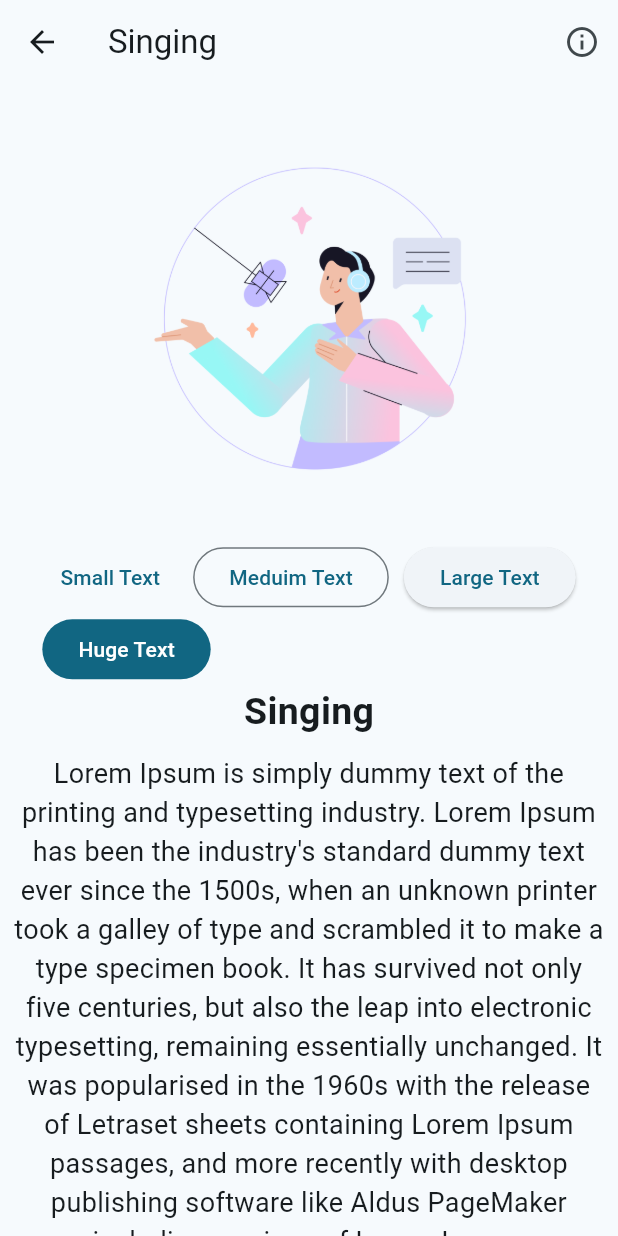
After one commit to themohitkhandal/flutter_app, a Flutter app: the screen it shows after launch, after a tap on "Singing", on a phone screen of 412 x 824 dp. The commit adds this screen. Run offline on Flutter 3.47's test engine with Material 2 defaults, Android fonts, the phone set to English and light mode, and no system bars.

Commit message:
setState used to chaege the fontsize and i button added

```diff
--- a/lib/core/constants.dart
+++ b/lib/core/constants.dart
@@ -2,3 +2,5 @@ const double kHeight5 = 5.0;
 const double kHeight10 = 10.0;
 const double kHeight20 = 20.0;
 const double kHeight40 = 40.0;
+
+const String description = 'Lorem Ipsum is simply dummy text of the printing and typesetting industry. Lorem Ipsum has been the industry\'s standard dummy text ever since the 1500s, when an unknown printer took a galley of type and scrambled it to make a type specimen book. It has survived not only five centuries, but also the leap into electronic typesetting, remaining essentially unchanged. It was popularised in the 1960s with the release of Letraset sheets containing Lorem Ipsum passages, and more recently with desktop publishing software like Aldus PageMaker including versions of Lorem Ipsum.';
--- /dev/null
+++ b/lib/pages/description_page.dart
@@ -0,0 +1,97 @@
+import 'package:flutter/material.dart';
+import 'package:flutter_app/class/card_class.dart';
+import 'package:flutter_app/core/constants.dart';
+
+class DescriptionPage extends StatefulWidget {
+  const DescriptionPage({super.key, required this.box});
+  final ItemClass box;
+
+  @override
+  State<DescriptionPage> createState() => _DescriptionPageState();
+}
+
+class _DescriptionPageState extends State<DescriptionPage> {
+  double customFontSize = 25;
+  @override
+  Widget build(BuildContext context) {
+    return Scaffold(
+        appBar: AppBar(
+          title: Text(widget.box.title),
+          actions: [
+            IconButton(
+              onPressed: () => {
+                ScaffoldMessenger.of(context).showSnackBar(
+                  const SnackBar(
+                    content: Text('SnackBar'),
+                    behavior: SnackBarBehavior.floating,
+                  ),
+                )
+              },
+              icon: const Icon(Icons.info_outline),
+            ),
+          ],
+        ),
+        body: SingleChildScrollView(
+          child: Padding(
+            padding: const EdgeInsets.all(8.0),
+            child: Column(
+              children: [
+                Image.asset(widget.box.imagePath),
+                Wrap(
+                  spacing: kHeight10,
+                  children: [
+                    TextButton(
+                        onPressed: () {
+                          setState(() {
+                            customFontSize = 25;
+                          });
+                        },
+                        child: const Text('Small Text')),
+                    OutlinedButton(
+                        onPressed: () {
+                          setState(() {
+                            customFontSize = 35;
+                          });
+                        },
+                        child: const Text('Meduim Text')),
+                    ElevatedButton(
+                        onPressed: () {
+                          setState(() {
+                            customFontSize = 45;
+                          });
+                        },
+                        child: const Text('Large Text')),
+                    FilledButton(
+                        onPressed: () {
+                          setState(() {
+                            customFontSize = 200;
+                          });
+                        },
+                        child: const Text('Huge Text'))
+                  ],
+                ),
+                FittedBox(
+                  child: Text(
+                    widget.box.title,
+                    style: TextStyle(
+                      fontSize: customFontSize,
+                      fontWeight: FontWeight.bold,
+                    ),
+                  ),
+                ),
+                const SizedBox(
+                  height: kHeight10,
+                ),
+                const Text(
+                  description,
+                  style: TextStyle(
+                    fontSize: 18,
+                  ),
+                  textAlign: TextAlign.center,
+                )
+              ],
+            ),
+          ),
+        ));
+  }
+}
--- a/lib/widget/card_widget.dart
+++ b/lib/widget/card_widget.dart
@@ -1,5 +1,6 @@
 import 'package:flutter/material.dart';
 import 'package:flutter_app/class/card_class.dart';
+import 'package:flutter_app/pages/description_page.dart';
 
 import '../core/constants.dart';
 
@@ -10,7 +11,18 @@ class CardWidget extends StatelessWidget {
 
   @override
   Widget build(BuildContext context) {
-    return Card(
+    return GestureDetector(
+      onTap: () {
+        Navigator.push(
+          context,
+          MaterialPageRoute(
+            builder: (context) {
+              return DescriptionPage(box: box);
+            },
+          ),
+        );
+      },
+      child: Card(
         child: Container(
             width: double.infinity,
             child: Column(
@@ -22,9 +34,10 @@ class CardWidget extends StatelessWidget {
                   style: const TextStyle(
                       fontSize: kHeight20, fontWeight: FontWeight.bold),
                 ),
-              const Text("This is a description")
+                Text("This is ${box.title} description")
               ],
             )),
+      ),
     );
   }
 }
```
Also changed, not shown: lib/pages/home_page.dart (line endings or trailing spaces). Lines whose indentation alone changed are shown as unchanged.
